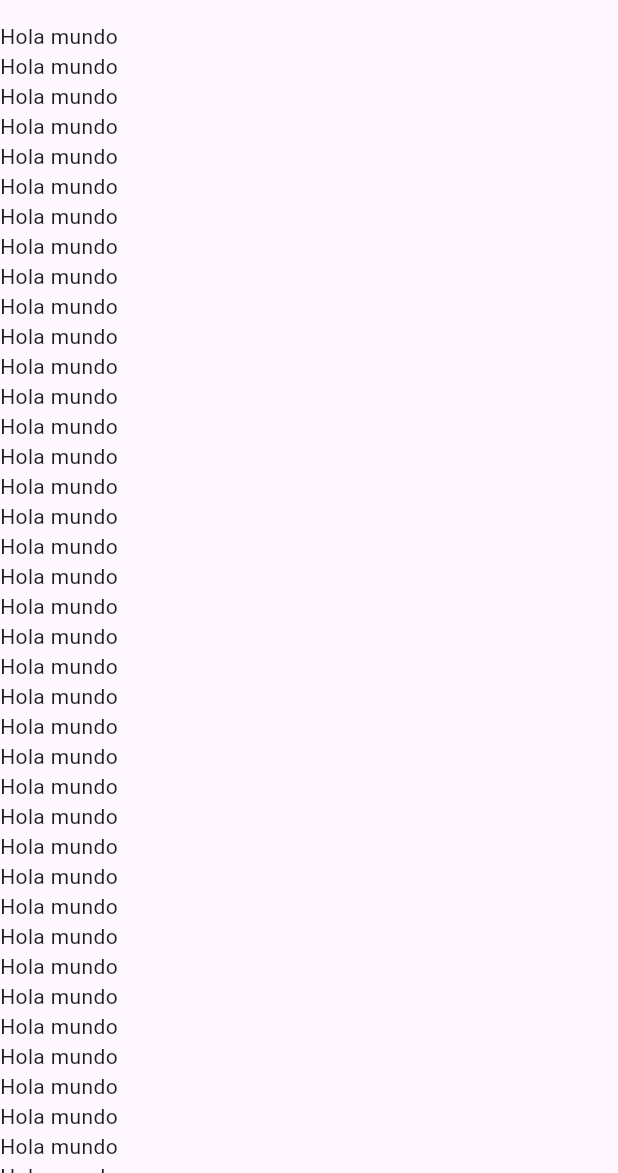
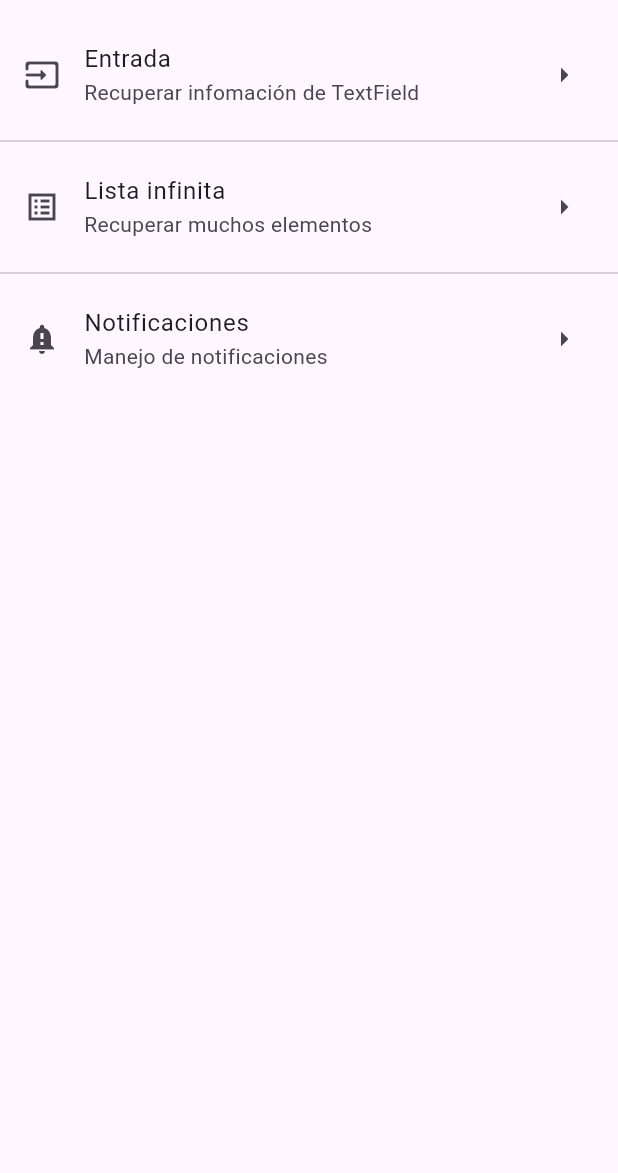
Before and after one commit to IsamarHFz/componentes_flutter, a Flutter app: the screen it shows after launch, on a phone screen of 412 x 824 dp, the part 63-1236 px from its top. Run offline on Flutter 3.47's test engine with Material 3 defaults, Android fonts, the phone set to English and light mode, and no system bars.

Commit message:
Inserting ListTile in the ListView

```diff
--- a/lib/home_screen.dart
+++ b/lib/home_screen.dart
@@ -10,112 +10,27 @@ class HomeScreen extends StatelessWidget {
       title: const Text('App de componentes de flutter'),
       ),
         body: ListView(
-          children: const [
-            Text('Hola mundo'),
-            Text('Hola mundo'),
-            Text('Hola mundo'),
-            Text('Hola mundo'),
-            Text('Hola mundo'),
-            Text('Hola mundo'),
-            Text('Hola mundo'),
-            Text('Hola mundo'),
-            Text('Hola mundo'),
-            Text('Hola mundo'),
-            Text('Hola mundo'),
-            Text('Hola mundo'),
-            Text('Hola mundo'),
-            Text('Hola mundo'),
-            Text('Hola mundo'),
-            Text('Hola mundo'),
-            Text('Hola mundo'),
-            Text('Hola mundo'),
-            Text('Hola mundo'),
-            Text('Hola mundo'),
-            Text('Hola mundo'),
-            Text('Hola mundo'),
-            Text('Hola mundo'),
-            Text('Hola mundo'),
-            Text('Hola mundo'),
-            Text('Hola mundo'),
-            Text('Hola mundo'),
-            Text('Hola mundo'),
-            Text('Hola mundo'),
-            Text('Hola mundo'),
-            Text('Hola mundo'),
-            Text('Hola mundo'),
-            Text('Hola mundo'),
-            Text('Hola mundo'),
-            Text('Hola mundo'),
-            Text('Hola mundo'),
-            Text('Hola mundo'),
-            Text('Hola mundo'),
-            Text('Hola mundo'),
-            Text('Hola mundo'),
-            Text('Hola mundo'),
-            Text('Hola mundo'),
-            Text('Hola mundo'),
-            Text('Hola mundo'),
-            Text('Hola mundo'),
-            Text('Hola mundo'),
-            Text('Hola mundo'),
-            Text('Hola mundo'),
-            Text('Hola mundo'),
-            Text('Hola mundo'),
-            Text('Hola mundo'),
-            Text('Hola mundo'),
-            Text('Hola mundo'),
-            Text('Hola mundo'),
-            Text('Hola mundo'),
-            Text('Hola mundo'),
-            Text('Hola mundo'),
-            Text('Hola mundo'),
-            Text('Hola mundo'),
-            Text('Hola mundo'),
-            Text('Hola mundo'),
-            Text('Hola mundo'),
-            Text('Hola mundo'),
-            Text('Hola mundo'),
-            Text('Hola mundo'),
-            Text('Hola mundo'),
-            Text('Hola mundo'),
-            Text('Hola mundo'),
-            Text('Hola mundo'),
-            Text('Hola mundo'),
-            Text('Hola mundo'),
-            Text('Hola mundo'),
-            Text('Hola mundo'),
-            Text('Hola mundo'),
-            Text('Hola mundo'),
-            Text('Hola mundo'),
-            Text('Hola mundo'),
-            Text('Hola mundo'),
-            Text('Hola mundo'),
-            Text('Hola mundo'),
-            Text('Hola mundo'),
-            Text('Hola mundo'),
-            Text('Hola mundo'),
-            Text('Hola mundo'),
-            Text('Hola mundo'),
-            Text('Hola mundo'),
-            Text('Hola mundo'),
-            Text('Hola mundo'),
-            Text('Hola mundo'),
-            Text('Hola mundo'),
-            Text('Hola mundo'),
-            Text('Hola mundo'),
-            Text('Hola mundo'),
-            Text('Hola mundo'),
-            Text('Hola mundo'),
-            Text('Hola mundo'),
-            Text('Hola mundo'),
-            Text('Hola mundo'),
-            Text('Hola mundo'),
-            Text('Hola mundo'),
-            Text('Hola mundo'),
-            Text('Hola mundo'),
-            Text('Hola mundo'),
-            Text('Hola mundo'),
-            Text('Hola mundo'),
+          children: const <Widget>[
+            ListTile(
+              title: Text('Entrada'),
+              subtitle: Text('Recuperar infomación de TextField'),
+              leading: Icon(Icons.input_rounded),
+              trailing: Icon(Icons.arrow_right_outlined),
+            ),
+            Divider(),
+            ListTile(
+              title: Text('Lista infinita'),
+              subtitle: Text('Recuperar muchos elementos'),
+              leading: Icon(Icons.list_alt_sharp),
+              trailing: Icon(Icons.arrow_right_outlined),
+            ),
+            Divider(),
+            ListTile(
+              title: Text('Notificaciones'),
+              subtitle: Text('Manejo de notificaciones'),
+              leading: Icon(Icons.notification_important),
+              trailing: Icon(Icons.arrow_right_outlined),
+            ),
           ],
         ),
       );
```
